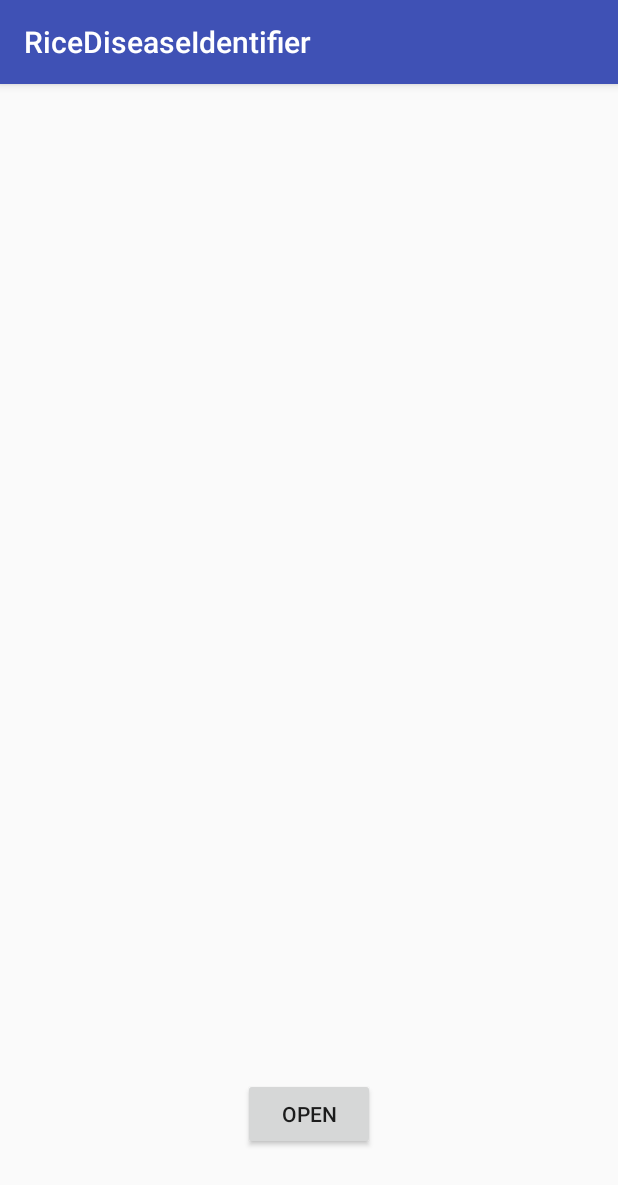
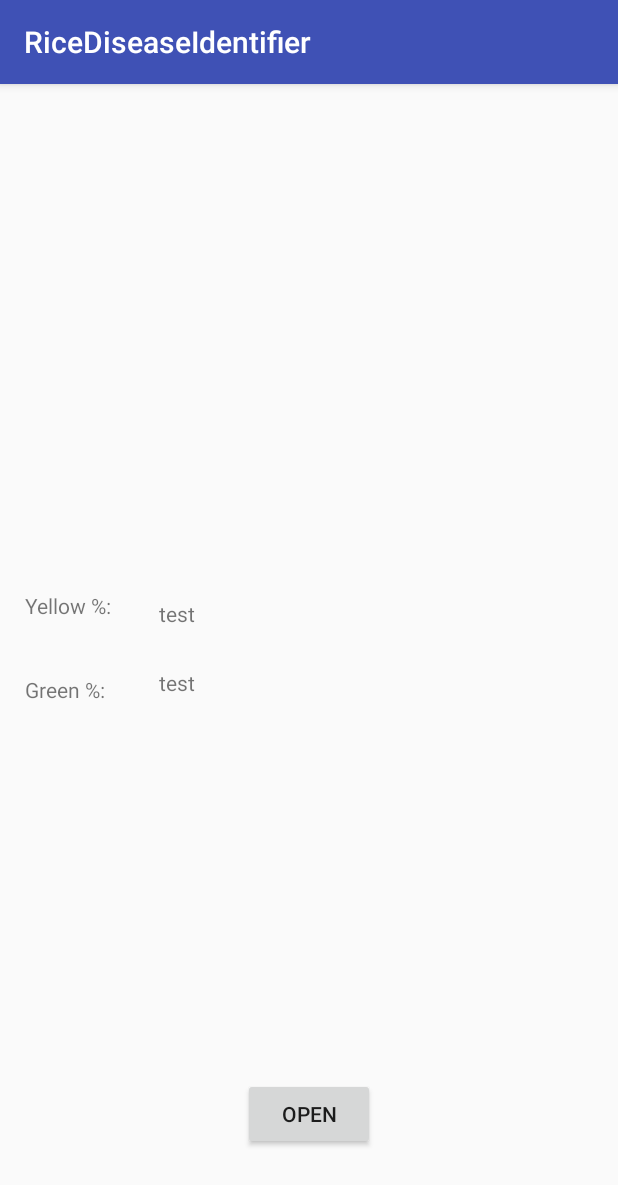
Before and after one commit to jepoy1/RiceDiseaseIdentifier, an Android app: the screen it shows after launch (MainActivity), on a phone screen of 412 x 824 dp. Shown: the top 1185 px of the screen. Run offline under Robolectric (Android 15) with nearby library versions, the phone set to English and light mode, and no system bars; libraries missing offline, so code that uses them is left out: org.opencv.android, org.opencv.core, org.opencv.imgcodecs, org.opencv.imgproc; 3 statements that could not run were skipped.

Commit message:
Yellow percent method from sir now running

```diff
--- a/src/main/java/com/cnrc/ricediseaseidentifier/MainActivity.java
+++ b/src/main/java/com/cnrc/ricediseaseidentifier/MainActivity.java
@@ -45,6 +45,13 @@ public class MainActivity extends AppCompatActivity {
     private void setImageView(){
         this.imageView = (ImageView) findViewById(R.id.imgView);
     }
+
+    private TextView txtView_ypercent;
+    private void setTxtView_ypercent(){ this.txtView_ypercent = (TextView)findViewById(R.id.txtView_ypercent);}
+
+    private TextView txtView_gpercent;
+    private void setTxtView_gpercent(){ this.txtView_gpercent = (TextView)findViewById(R.id.txtView_gpercent);}
+
     Intent cameraIntent;
     Uri pictureUri;
     private String mImgPath;
@@ -52,6 +59,8 @@ public class MainActivity extends AppCompatActivity {
 
     //fields for my openCV:
     Bitmap tempBmp;
+
+
     // Used to load the 'native-lib' library on application startup.
     static {
         System.loadLibrary("native-lib");
@@ -65,6 +74,8 @@ public class MainActivity extends AppCompatActivity {
         //bind xml layout widgets:
         setBtn_openCam();
         setImageView();
+        setTxtView_ypercent();
+        setTxtView_gpercent();
 
         //btnOnclick:
         btn_openCamOnClick();
@@ -141,26 +152,23 @@ public class MainActivity extends AppCompatActivity {
                         //crop image:
                         Mat cropped = new Mat();
                         cropped = crop_image(x);
+
+                        Mat bFilter = new Mat();
+                        Mat lines = new Mat();
+                        Mat circles = new Mat();
+
+                        double pYellow = percent_yellow(cropped);
+                        //double pGreen = percent_green(pYellow);
+                        //bFilter = brownFilter(x);
+                        //lines = getLines(bFilter, 1.0, 0.5, 2);
+                        //circles = getCircles(x);
+
+                        //Outputs:
+                        txtView_ypercent.setText(" " +pYellow);
                     }
 
                     /*
-                    Mat cropped = new Mat();
-                    cropped = crop_image(x);
 
-
-                    Mat bFilter = new Mat();
-                    Mat lines = new Mat();
-                    Mat circles = new Mat();
-
-                    Bitmap bms = Bitmap.createBitmap(x.cols(), x.rows(), Bitmap.Config.ARGB_8888);
-                    Utils.matToBitmap(x, bms);
-                    imageView.setImageBitmap(bms);
-
-                    double pYellow = percent_yellow(cropped);
-                    double pGreen = percent_green(pYellow);
-                    bFilter = brownFilter(x);
-                    lines = getLines(bFilter, 1.0, 0.5, 2);
-                    circles = getCircles(x);
 
 
                     System.out.println("% Y = " + pYellow);
--- a/src/main/res/layout/activity_main.xml
+++ b/src/main/res/layout/activity_main.xml
@@ -36,5 +36,69 @@
         android:layout_marginBottom="8dp"
         app:layout_constraintVertical_bias="0.004" />
 
+    <TextView
+        android:id="@+id/cap_ypercent"
+        android:layout_width="wrap_content"
+        android:layout_height="wrap_content"
+        android:layout_marginBottom="8dp"
+        android:layout_marginLeft="8dp"
+        android:layout_marginRight="8dp"
+        android:layout_marginTop="8dp"
+        android:text="Yellow %:"
+        app:layout_constraintBottom_toBottomOf="parent"
+        app:layout_constraintHorizontal_bias="0.025"
+        app:layout_constraintLeft_toLeftOf="parent"
+        app:layout_constraintRight_toRightOf="parent"
+        app:layout_constraintTop_toTopOf="@+id/imgView"
+        app:layout_constraintVertical_bias="0.455" />
+
+    <TextView
+        android:id="@+id/cap_gpercent"
+        android:layout_width="wrap_content"
+        android:layout_height="wrap_content"
+        android:layout_marginBottom="8dp"
+        android:layout_marginLeft="8dp"
+        android:layout_marginRight="8dp"
+        android:layout_marginTop="8dp"
+        android:text="Green %:"
+        app:layout_constraintBottom_toBottomOf="parent"
+        app:layout_constraintHorizontal_bias="0.025"
+        app:layout_constraintLeft_toLeftOf="parent"
+        app:layout_constraintRight_toRightOf="parent"
+        app:layout_constraintTop_toTopOf="parent"
+        app:layout_constraintVertical_bias="0.527" />
+
+    <TextView
+        android:id="@+id/txtView_ypercent"
+        android:layout_width="wrap_content"
+        android:layout_height="wrap_content"
+        android:layout_marginBottom="8dp"
+        android:layout_marginLeft="8dp"
+        android:layout_marginRight="8dp"
+        android:layout_marginTop="8dp"
+        android:text="test"
+        app:layout_constraintBottom_toBottomOf="parent"
+        app:layout_constraintHorizontal_bias="0.264"
+        app:layout_constraintLeft_toLeftOf="parent"
+        app:layout_constraintRight_toRightOf="parent"
+        app:layout_constraintTop_toTopOf="parent"
+        app:layout_constraintVertical_bias="0.458" />
+
+    <TextView
+        android:id="@+id/txtView_gpercent"
+        android:layout_width="wrap_content"
+        android:layout_height="wrap_content"
+        android:layout_marginBottom="8dp"
+        android:layout_marginLeft="8dp"
+        android:layout_marginRight="8dp"
+        android:layout_marginTop="8dp"
+        android:text="test"
+        app:layout_constraintBottom_toBottomOf="parent"
+        app:layout_constraintHorizontal_bias="0.264"
+        app:layout_constraintLeft_toLeftOf="parent"
+        app:layout_constraintRight_toRightOf="parent"
+        app:layout_constraintTop_toTopOf="@+id/imgView"
+        app:layout_constraintVertical_bias="0.525" />
+
 
 </android.support.constraint.ConstraintLayout>
```
